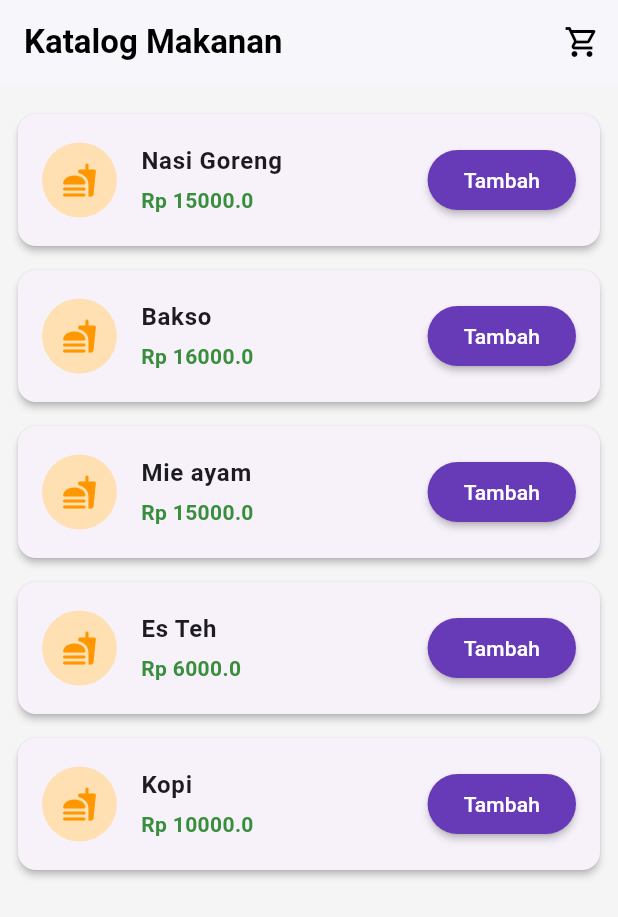
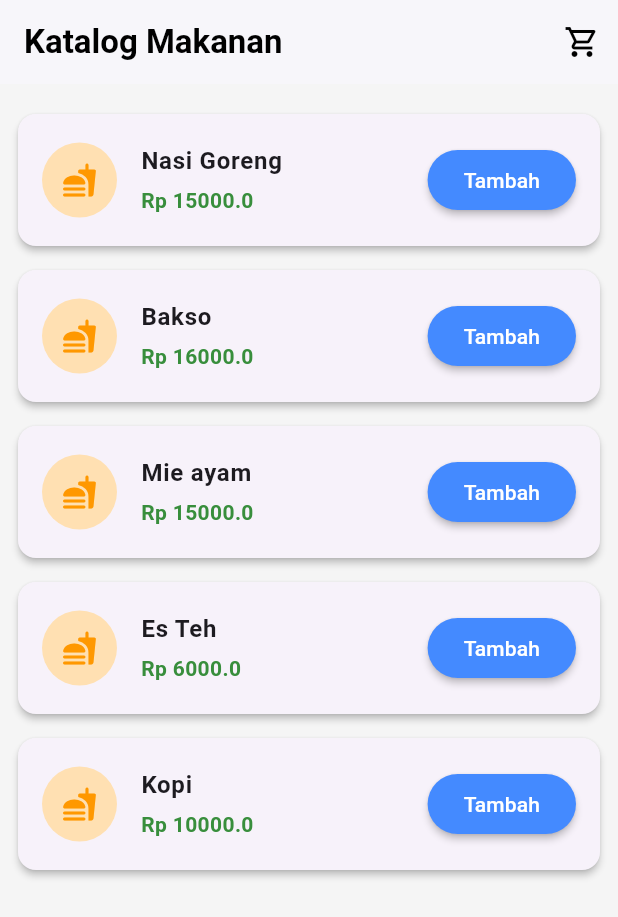
Before and after one commit to str122-xyz/Week-3, a Flutter app: the screen it shows after launch, on a phone screen of 412 x 824 dp. Shown: the top 917 px of the screen. Run offline on Flutter 3.47's test engine with Material 3 defaults, Android fonts, the phone set to English and light mode, and no system bars.

```diff
--- a/lib/features/cart/presentation/widgets/add_button_widget.dart
+++ b/lib/features/cart/presentation/widgets/add_button_widget.dart
@@ -15,7 +15,7 @@ class AddButtonWidget extends StatelessWidget {
 
     return ElevatedButton(
       style: ElevatedButton.styleFrom(
-        backgroundColor: isInCart ? Colors.green.shade50 : Colors.deepPurple,
+        backgroundColor: isInCart ? Colors.green.shade50 : Colors.blueAccent,
         foregroundColor: isInCart ? Colors.green : Colors.white,
         shape: RoundedRectangleBorder(
           borderRadius: BorderRadiusGeometry.circular(20),
```
Also changed, not shown: assets/icon/app_icon.png (added), assets/image/bakso.png (added), assets/image/coffee.png (added), assets/image/esteh.png (added), assets/image/mieayam.jpg (added), assets/image/nasi-goreng.png (added).
